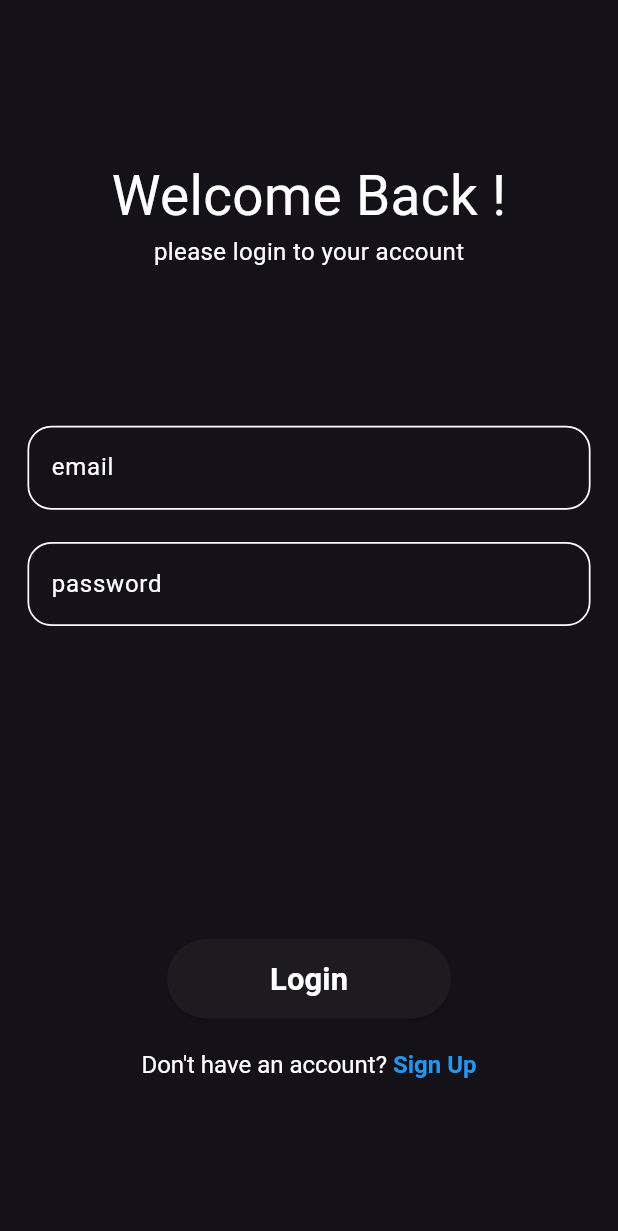
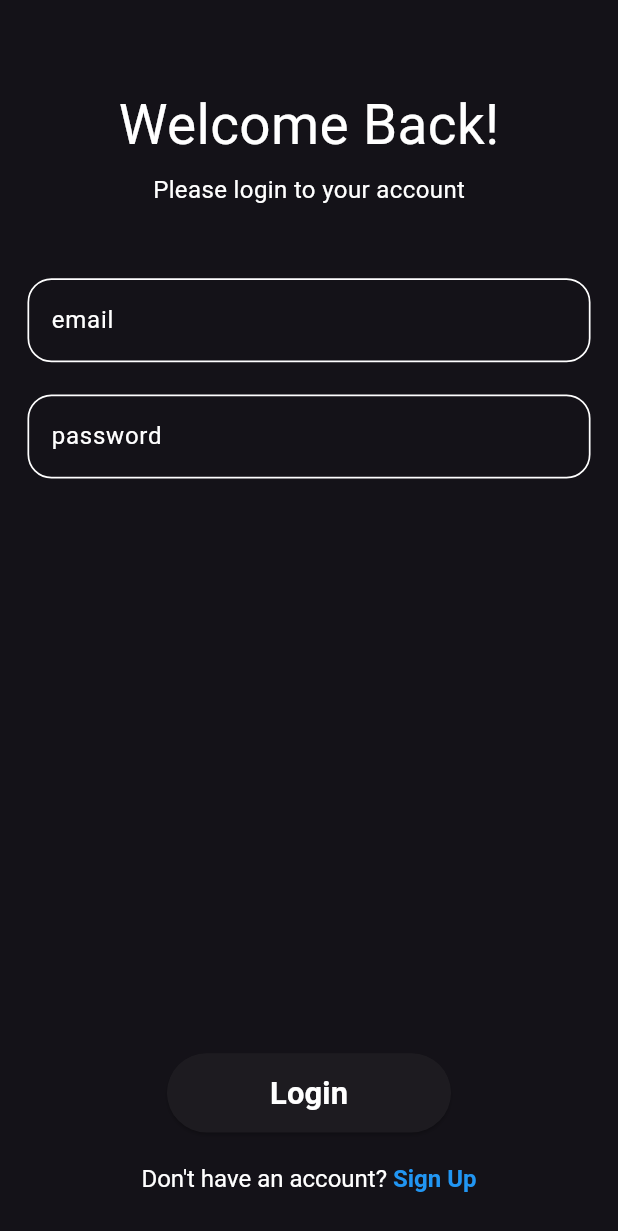
Before and after one commit to Elesawy11/restaurant_app, a Flutter app: the screen it shows after launch, after a tap on "Get Started", on a phone screen of 412 x 824 dp. Shown: the top 1231 px of the screen. Run offline on Flutter 3.47's test engine with Material 3 defaults, Android fonts, the phone set to English and light mode, and no system bars; our stand-ins replace flutter_screenutil.

Commit message:
refactor login view

```diff
--- a/lib/features/auth/views/login_view.dart
+++ b/lib/features/auth/views/login_view.dart
@@ -12,26 +12,39 @@ class LoginView extends StatelessWidget {
   @override
   Widget build(BuildContext context) {
     return Scaffold(
-      body: SizedBox(
-        width: double.infinity,
+      resizeToAvoidBottomInset: true,
+      body: SafeArea(
         child: Padding(
           padding: EdgeInsets.symmetric(horizontal: 16.w),
+          child: SizedBox(
+            width: double.infinity,
             child: Column(
-            mainAxisAlignment: MainAxisAlignment.start,
+              crossAxisAlignment: CrossAxisAlignment.center,
               children: [
-              const Spacer(flex: 1),
-              Text('Welcome Back !', style: Styles.font32normal),
-              Text('please login to your account', style: Styles.font14normal),
-              const Spacer(flex: 1),
-              const Form(child: CustomLoginTextFieldWidget()),
-              const Spacer(flex: 2),
+                verticalSpace(40.h),
+                Text('Welcome Back!', style: Styles.font32normal),
+                verticalSpace(4.h),
+                Text(
+                  'Please login to your account',
+                  style: Styles.font14normal,
+                ),
+
+                verticalSpace(40),
+                const Expanded(
+                  child: Form(child: CustomLoginTextFieldWidget()),
+                ),
+                verticalSpace(20.h),
                 CustomElevatedButton(
-                padding: EdgeInsets.symmetric(horizontal: 60.w, vertical: 10.h),
+                  padding: EdgeInsets.symmetric(
+                    horizontal: 60.w,
+                    vertical: 10.h,
+                  ),
                   text: 'Login',
                   onPressed: () {
                     // Handle login action
                   },
                 ),
+
                 verticalSpace(18),
                 RichText(
                   text: TextSpan(
@@ -44,13 +57,15 @@ class LoginView extends StatelessWidget {
                         recognizer: TapGestureRecognizer()
                           ..onTap = () {
                             // Navigate to sign up view
+                            // context.push('/sign-up');
                           },
                       ),
                     ],
                   ),
                 ),
-              const Spacer(flex: 1),
+                verticalSpace(20.h),
               ],
+            ),
           ),
         ),
       ),
```
Also changed, not shown: lib/core/utils/navigation.dart (+2 -6 lines). Lines whose indentation alone changed are shown as unchanged.
